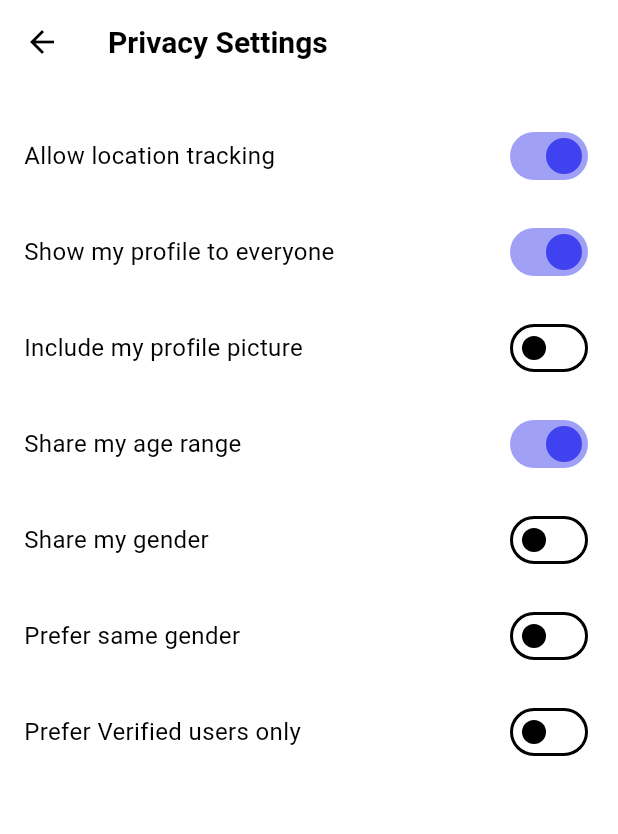
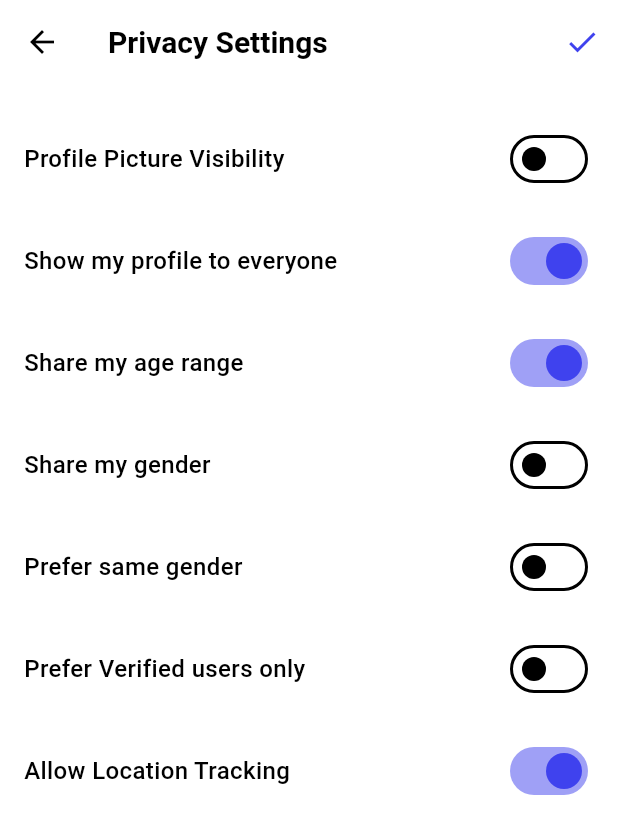
Before and after one commit to FSDTeam-SAA/flutter_ursffiver, a Flutter app: the PrivacySettingsScreen screen opened directly, on a phone screen of 412 x 824 dp. Shown: the top 834 px of the screen. Run offline on Flutter 3.47's test engine with Material 3 defaults, Android fonts, the light colour scheme and no system bars; our stand-ins replace another_flushbar, dartz, dio, file_picker, flutter_animate, flutter_secure_storage and 9 more; accounts and stored records are empty; network calls fail; Roboto replaces fonts that are missing (NotoSansKR, roboto).

Commit message:
feat: Implement privacy settings management; add PrivacyController and update privacy model; enhance privacy settings UI

```diff
--- a/lib/core/common/controller/select_interest_controller.dart
+++ b/lib/core/common/controller/select_interest_controller.dart
@@ -8,7 +8,6 @@ import 'package:get/get_rx/src/rx_workers/utils/debouncer.dart';
 import '../../../features/auth/model/interest_model.dart';
 import '../interface/interest_interface.dart';
 import '../../helpers/handle_fold.dart' show handleFold;
-// import '../enum/interest_color.dart';
 
 class InterestSelectionController extends GetxController {
   InterestSelectionController() {
--- a/lib/core/constants/api_endpoints.dart
+++ b/lib/core/constants/api_endpoints.dart
@@ -82,17 +82,9 @@ base class ApiEndpoints {
 
   static const String status = _User.status;
 
-  // ---------------------- RIDE -----------------------------
-  /// ### post
-  static const String createRide = _Ride.createRide;
-  static String updateRide(String id) => _Ride.updateRide(id);
-  static String leaveRide(String id) => _Ride.leaveRide(id);
-  static String finishRide(String id) => _Ride.finishRide(id);
-  static String getRideById(String id) => _Ride.getRideById(id);
-  static String joinRide(String id) => _Ride.joinRide(id);
-  static String voteForKick(String id) => _Ride.voteForKick(id);
-  static String deleteRide(String id) => _Ride.deleteRide(id);
-  static const String filterRide = _Ride.filterRide;
+  static const String updatePrivacy = _User.updatePrivacy;
+
+
 
   // ---------------------- Booking -----------------------------
   static String getAllBookingsForARide(String rideId) =>
@@ -211,21 +203,8 @@ class _User {
   static const String allUser = '$_userRoute/all-user';
   static const String setVisibility = '$_userRoute/visibility';
   static const String status = '$_userRoute/status';
+  static const String updatePrivacy = '$_userRoute/privacy';
 
-}
-
-// ---------------------- RIDE -----------------------------
-class _Ride {
-  static const String _rideRoute = '${ApiEndpoints.baseUrl}/ride';
-  static const String createRide = _rideRoute;
-  static String updateRide(String id) => "$_rideRoute/$id";
-  static String leaveRide(String id) => "$_rideRoute/$id/leave";
-  static String finishRide(String id) => "$_rideRoute/$id/filter";
-  static const String filterRide = _rideRoute;
-  static String getRideById(String id) => "$_rideRoute/$id";
-  static String joinRide(String id) => "$_rideRoute/$id/join";
-  static String voteForKick(String id) => "$_rideRoute/$id/kick";
-  static String deleteRide(String id) => "$_rideRoute/$id";
 }
 
 class _Booking {
--- a/lib/features/inbox/presentation/screen/inbox_screen.dart
+++ b/lib/features/inbox/presentation/screen/inbox_screen.dart
@@ -43,8 +43,6 @@ class _ChatScreenState extends State<ChatScreen> {
     messagingController = MessagingController(
       chatId: widget.chatController.chatId,
     );
-
-    // Scroll to bottom after a short delay to ensure messages are loaded
     WidgetsBinding.instance.addPostFrameCallback((_) {
       scrollToBottom();
     });
--- a/lib/features/profile/interface/profile_interface.dart
+++ b/lib/features/profile/interface/profile_interface.dart
@@ -3,6 +3,7 @@ import 'package:flutter_ursffiver/core/api_handler/base_repository.dart';
 import 'package:flutter_ursffiver/core/helpers/typedefs.dart';
 import 'package:flutter_ursffiver/features/profile/model/change_password_model.dart';
 import 'package:flutter_ursffiver/features/profile/model/report_model.dart';
+import 'package:flutter_ursffiver/features/profile/model/update_privacy_model.dart';
 import 'package:flutter_ursffiver/features/profile/model/update_profile_model.dart';
 import 'package:flutter_ursffiver/features/profile/model/user_profile.dart';
 
@@ -19,4 +20,6 @@ abstract base class ProfileInterface extends BaseRepository {
 
   FutureRequest<Success> reportandProblem(ReportModel params);
 
+  FutureRequest<Success> updatePrivacy(UpdatePrivacyModel params);
+
 }
--- /dev/null
+++ b/lib/features/profile/model/update_privacy_model.dart
@@ -0,0 +1,43 @@
+class UpdatePrivacyModel {
+  final bool profilepicturevisibility;
+  final bool profilevisibility;
+  final bool agerangevisibility;
+  final bool gendervisibility;
+  final bool samegender;
+  final bool verifieduser;
+  final bool locationtracking; // new
+
+  UpdatePrivacyModel({
+    required this.profilepicturevisibility,
+    required this.profilevisibility,
+    required this.agerangevisibility,
+    required this.gendervisibility,
+    required this.samegender,
+    required this.verifieduser,
+    this.locationtracking = true,
+  });
+
+  factory UpdatePrivacyModel.fromJson(Map<String, dynamic> json) {
+    return UpdatePrivacyModel(
+      profilepicturevisibility: json['profile_picture_visibility'] ?? false,
+      profilevisibility: json['profile_visibility'] ?? false,
+      agerangevisibility: json['age_range_visibility'] ?? false,
+      gendervisibility: json['gender_visibility'] ?? false,
+      samegender: json['same_gender'] ?? false,
+      verifieduser: json['verified_user'] ?? false,
+      locationtracking: json['location_tracking'] ?? true,
+    );
+  }
+
+  Map<String, dynamic> toJson() {
+    return {
+      'profile_picture_visibility': profilepicturevisibility,
+      'profile_visibility': profilevisibility,
+      'age_range_visibility': agerangevisibility,
+      'gender_visibility': gendervisibility,
+      'same_gender': samegender,
+      'verified_user': verifieduser,
+      'location_tracking': locationtracking,
+    };
+  }
+}
--- a/lib/features/profile/presentation/screens/privacy_settings_screen.dart
+++ b/lib/features/profile/presentation/screens/privacy_settings_screen.dart
@@ -1,24 +1,19 @@
 import 'package:flutter/material.dart';
+import 'package:flutter_ursffiver/core/services/app_pigeon/app_pigeon.dart';
+import 'package:flutter_ursffiver/core/theme/app_colors.dart';
+import 'package:flutter_ursffiver/core/theme/text_style.dart';
+import 'package:flutter_ursffiver/features/profile/controller/update_privacy_controller.dart';
+import 'package:flutter_ursffiver/features/profile/services/profile_interface_impl.dart';
+import 'package:get/get.dart';
 
-import '../../../../core/theme/app_colors.dart';
-import '../../../../core/theme/text_style.dart';
+class PrivacySettingsScreen extends StatelessWidget {
+  PrivacySettingsScreen({super.key});
 
-class PrivacySettingsScreen extends StatefulWidget {
-  const PrivacySettingsScreen({super.key});
-
-  @override
-  State<PrivacySettingsScreen> createState() => _PrivacySettingsScreenState();
-}
-
-class _PrivacySettingsScreenState extends State<PrivacySettingsScreen> {
-  // Toggle states
-  bool allowLocationTracking = true;
-  bool showProfileToEveryone = true;
-  bool includeProfilePicture = false;
-  bool shareAgeRange = true;
-  bool shareGender = false;
-  bool preferSameGender = false;
-  bool preferVerifiedUsersOnly = false;
+  final PrivacyController controller = Get.put(
+    PrivacyController(
+      profileInterface: ProfileInterfaceImpl(appPigeon: Get.find<AppPigeon>()),
+    ),
+  );
 
   @override
   Widget build(BuildContext context) {
@@ -26,66 +21,99 @@ class _PrivacySettingsScreenState extends State<PrivacySettingsScreen> {
       backgroundColor: Colors.white,
       appBar: AppBar(
         backgroundColor: Colors.white,
-        title: Text("Privacy Settings",
-            style: AppText.xlSemiBold_20_600.copyWith(color: Colors.black)),
-        centerTitle: false,
         elevation: 0,
+        title: Text(
+          "Privacy Settings",
+          style: AppText.xlSemiBold_20_600.copyWith(color: Colors.black),
         ),
-      body: ListView(
+        leading: IconButton(
+          icon: const Icon(Icons.arrow_back, color: Colors.black),
+          onPressed: () => Get.back(),
+        ),
+        actions: [
+          Obx(() => controller.isLoading.value
+              ? const Padding(
+                  padding: EdgeInsets.all(16),
+                  child: SizedBox(
+                    width: 20,
+                    height: 20,
+                    child: CircularProgressIndicator(strokeWidth: 2),
+                  ),
+                )
+              : IconButton(
+                  icon: const Icon(Icons.check, color: AppColors.primarybutton),
+                  onPressed: controller.updatePrivacy,
+                )),
+        ],
+      ),
+      body: Obx(
+        () => ListView(
           padding: const EdgeInsets.all(16),
           children: [
-          _buildSwitchTile(
-            title: "Allow location tracking",
-            value: allowLocationTracking,
-            onChanged: (val) => setState(() => allowLocationTracking = val),
+            _switchTile(
+              title: "Profile Picture Visibility",
+              value: controller.profilePictureVisibility.value,
+              onChanged: (v) => controller.profilePictureVisibility(v),
             ),
-          _buildSwitchTile(
+            _switchTile(
               title: "Show my profile to everyone",
-            value: showProfileToEveryone,
-            onChanged: (val) => setState(() => showProfileToEveryone = val),
+              value: controller.showMyProfileToEveryone.value,
+              onChanged: (v) => controller.showMyProfileToEveryone(v),
             ),
-          _buildSwitchTile(
-            title: "Include my profile picture",
-            value: includeProfilePicture,
-            onChanged: (val) => setState(() => includeProfilePicture = val),
+            _switchTile(
+              title: "Share my age range",
+              value: controller.shareAgeRange.value,
+              onChanged: (v) => controller.shareAgeRange(v),
             ),
-          _buildSwitchTile(
-            title: "Share my age range",
-            value: shareAgeRange,
-            onChanged: (val) => setState(() => shareAgeRange = val),
+            _switchTile(
+              title: "Share my gender",
+              value: controller.shareGender.value,
+              onChanged: (v) => controller.shareGender(v),
             ),
-          _buildSwitchTile(
-            title: "Share my gender",
-            value: shareGender,
-            onChanged: (val) => setState(() => shareGender = val),
+            _switchTile(
+              title: "Prefer same gender",
+              value: controller.preferSameGender.value,
+              onChanged: (v) => controller.preferSameGender(v),
             ),
-          _buildSwitchTile(
-            title: "Prefer same gender",
-            value: preferSameGender,
-            onChanged: (val) => setState(() => preferSameGender = val),
+            _switchTile(
+              title: "Prefer Verified users only",
+              value: controller.preferVerifiedUsersOnly.value,
+              onChanged: (v) => controller.preferVerifiedUsersOnly(v),
             ),
-          _buildSwitchTile(
-            title: "Prefer Verified users only",
-            value: preferVerifiedUsersOnly,
-            onChanged: (val) =>
-                setState(() => preferVerifiedUsersOnly = val),
+            _switchTile(
+              title: "Allow Location Tracking",
+              value: controller.allowLocationTracking.value,
+              onChanged: (v) => controller.allowLocationTracking(v),
             ),
           ],
+        ),
       ),
     );
   }
 
-  Widget _buildSwitchTile({
+  Widget _switchTile({
     required String title,
+    String? subtitle,
     required bool value,
     required ValueChanged<bool> onChanged,
   }) {
     return Padding(
-      padding: const EdgeInsets.symmetric(vertical: 8),
+      padding: const EdgeInsets.symmetric(vertical: 10),
       child: Row(
-        mainAxisAlignment: MainAxisAlignment.spaceBetween,
         children: [
-          Expanded(child: Text(title, style: const TextStyle(fontSize: 16))),
+          Expanded(
+            child: Column(
+              crossAxisAlignment: CrossAxisAlignment.start,
+              children: [
+                Text(title, style: const TextStyle(fontSize: 16, fontWeight: FontWeight.w500)),
+                if (subtitle != null)
+                  Padding(
+                    padding: const EdgeInsets.only(top: 4),
+                    child: Text(subtitle, style: TextStyle(fontSize: 13, color: Colors.grey[600])),
+                  ),
+              ],
+            ),
+          ),
           Switch(
             value: value,
             onChanged: onChanged,
```
Also changed, not shown: lib/features/profile/controller/update_privacy_controller.dart (added, +106 -0 lines), lib/features/profile/presentation/screens/interests_screen.dart (+3 -18 lines), lib/features/profile/presentation/screens/profile_screen.dart (+12 -12 lines), lib/features/profile/services/profile_interface_impl.dart (+15 -42 lines). Lines whose indentation alone changed are shown as unchanged.
